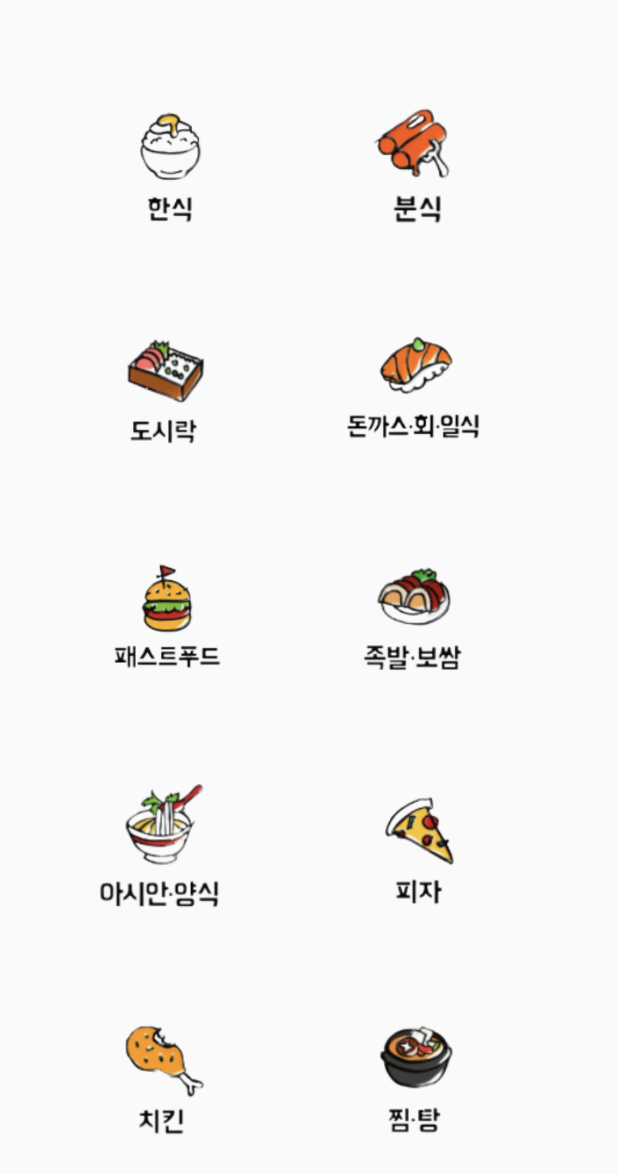
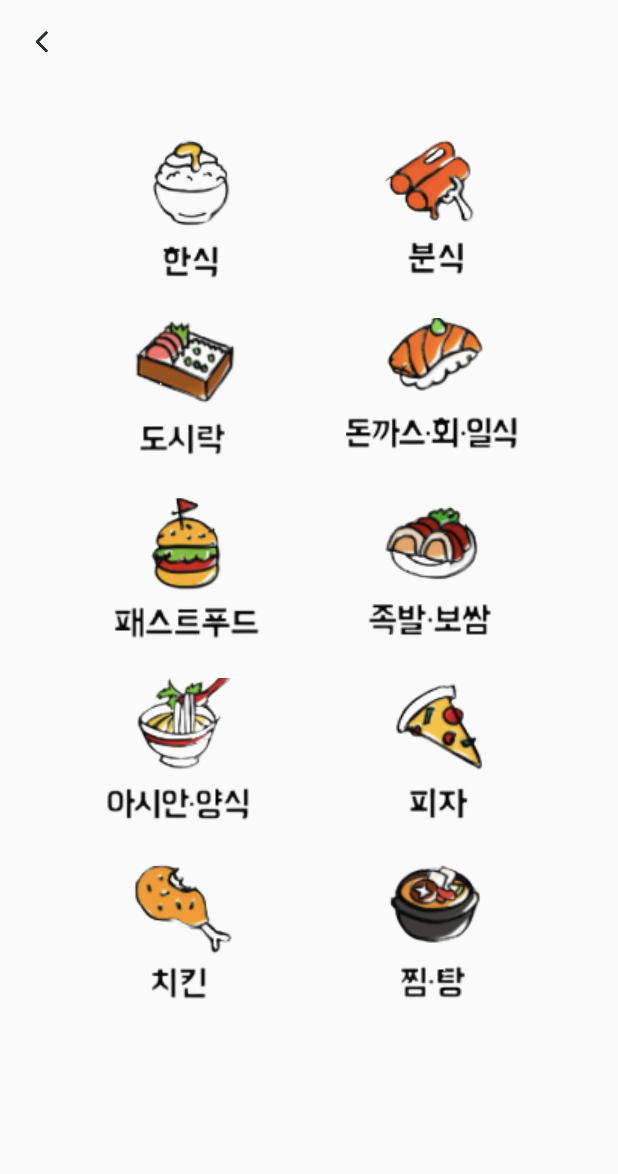
Before and after one commit to JEONGEUN0204/UNI-D, an Android app: the SmwActivity screen opened directly, with no data from a screen before it, on a phone screen of 412 x 824 dp. Shown: the top 1174 px of the screen. Run offline under Robolectric (Android 15) with nearby library versions, the phone set to English and light mode, and no system bars.

Commit message:
view 수정 중

```diff
--- a/android/InitScreen/app/src/main/java/com/hackathon/initscreen/LoginActivity.kt
+++ b/android/InitScreen/app/src/main/java/com/hackathon/initscreen/LoginActivity.kt
@@ -14,7 +14,8 @@ class LoginActivity : AppCompatActivity() {
         setContentView(binding.root)
 
         binding.loginpageBtn.setOnClickListener {
-            //메인화면으로
+            val intent = Intent(this, HomeActivity::class.java)
+            startActivity(intent)
         }
 
         binding.joinBtn.setOnClickListener {
--- a/android/InitScreen/app/src/main/java/com/hackathon/initscreen/MainActivity.kt
+++ b/android/InitScreen/app/src/main/java/com/hackathon/initscreen/MainActivity.kt
@@ -16,7 +16,10 @@ class MainActivity : AppCompatActivity() {
         binding.gologinBtn.setOnClickListener {
             val intent= Intent( this, LoginActivity::class.java)
             startActivity(intent)
-
+        }
+        binding.nologinBtn.setOnClickListener {
+            val intent = Intent(this, HomeActivity::class.java)
+            startActivity(intent)
         }
     }
 }
--- a/android/InitScreen/app/src/main/res/layout/activity_home.xml
+++ b/android/InitScreen/app/src/main/res/layout/activity_home.xml
@@ -1,48 +1,47 @@
 <?xml version="1.0" encoding="utf-8"?>
-<androidx.constraintlayout.widget.ConstraintLayout
-    xmlns:android="http://schemas.android.com/apk/res/android"
+<androidx.constraintlayout.widget.ConstraintLayout xmlns:android="http://schemas.android.com/apk/res/android"
     xmlns:app="http://schemas.android.com/apk/res-auto"
     android:layout_width="match_parent"
     android:layout_height="match_parent">
 
     <android.widget.Button
         android:id="@+id/btn_smw"
-        android:layout_width="110dp"
-        android:layout_height="103dp"
-        android:layout_marginTop="153dp"
-        android:layout_marginEnd="72dp"
-        android:layout_marginRight="72dp"
-        android:layout_marginBottom="475dp"
+        android:layout_width="100dp"
+        android:layout_height="100dp"
+        android:layout_marginTop="80dp"
         android:background="@drawable/smw"
-        app:layout_constraintBottom_toBottomOf="parent"
-        app:layout_constraintEnd_toEndOf="parent"
-        app:layout_constraintTop_toTopOf="parent"
-        app:layout_constraintVertical_bias="0.0" />
+        app:layout_constraintEnd_toStartOf="@+id/btn_cau"
+        app:layout_constraintHorizontal_chainStyle="spread"
+        app:layout_constraintStart_toStartOf="parent"
+        app:layout_constraintTop_toTopOf="parent" />
 
     <android.widget.Button
         android:id="@+id/btn_cau"
-        android:layout_width="110dp"
-        android:layout_height="103dp"
-        android:layout_marginTop="153dp"
-        android:layout_marginBottom="475dp"
+        android:layout_width="100dp"
+        android:layout_height="100dp"
         android:background="@drawable/caulogo"
-        app:layout_constraintBottom_toBottomOf="parent"
-        app:layout_constraintEnd_toStartOf="@+id/btn_smw"
-        app:layout_constraintHorizontal_bias="0.457"
-        app:layout_constraintStart_toStartOf="parent"
-        app:layout_constraintTop_toTopOf="parent"
-        app:layout_constraintVertical_bias="0.0" />
+        app:layout_constraintBottom_toBottomOf="@id/btn_smw"
+        app:layout_constraintEnd_toEndOf="parent"
+        app:layout_constraintStart_toEndOf="@+id/btn_smw"
+        app:layout_constraintTop_toTopOf="@id/btn_smw" />
 
     <android.widget.Button
         android:id="@+id/btn_skku"
-        android:layout_width="133dp"
-        android:layout_height="125dp"
+        android:layout_width="100dp"
+        android:layout_height="100dp"
+        android:layout_marginTop="44dp"
         android:background="@drawable/skkulog"
-        app:layout_constraintBottom_toBottomOf="parent"
+        app:layout_constraintTop_toBottomOf="@id/btn_smw"
+        app:layout_constraintStart_toStartOf="@id/btn_smw"/>
+
+    <android.widget.Button
+        android:id="@+id/btn_seoul"
+        android:layout_width="100dp"
+        android:layout_height="100dp"
+        android:background="@drawable/seoullogo"
         app:layout_constraintEnd_toEndOf="parent"
-        app:layout_constraintHorizontal_bias="0.151"
-        app:layout_constraintStart_toStartOf="parent"
-        app:layout_constraintTop_toBottomOf="@+id/btn_cau"
-        app:layout_constraintVertical_bias="0.228" />
+        app:layout_constraintTop_toTopOf="@id/btn_skku"
+        app:layout_constraintBottom_toBottomOf="@id/btn_skku"
+        app:layout_constraintStart_toEndOf="@id/btn_skku"/>
 
 </androidx.constraintlayout.widget.ConstraintLayout>
--- a/android/InitScreen/app/src/main/res/layout/activity_smw.xml
+++ b/android/InitScreen/app/src/main/res/layout/activity_smw.xml
@@ -1,147 +1,152 @@
 <?xml version="1.0" encoding="utf-8"?>
-<androidx.constraintlayout.widget.ConstraintLayout
-    xmlns:android="http://schemas.android.com/apk/res/android"
+<androidx.constraintlayout.widget.ConstraintLayout xmlns:android="http://schemas.android.com/apk/res/android"
     xmlns:app="http://schemas.android.com/apk/res-auto"
     android:layout_width="match_parent"
     android:layout_height="match_parent">
 
+    <androidx.appcompat.widget.Toolbar
+        android:id="@+id/tb_food_click"
+        android:layout_width="match_parent"
+        android:layout_height="wrap_content"
+        app:layout_constraintStart_toStartOf="parent"
+        app:layout_constraintTop_toTopOf="parent">
+
+        <ImageView
+            android:id="@+id/iv_school_back"
+            android:layout_width="wrap_content"
+            android:layout_height="wrap_content"
+            android:layout_marginStart="12dp"
+            android:layout_marginTop="12dp"
+            android:clickable="true"
+            android:src="@drawable/icon_back_stroke" />
+    </androidx.appcompat.widget.Toolbar>
+
+    <androidx.core.widget.NestedScrollView
+        android:id="@+id/nsv_burgerin"
+        android:layout_width="match_parent"
+        android:layout_height="0dp"
+        android:overScrollMode="never"
+        app:layout_constraintStart_toStartOf="parent"
+        app:layout_constraintEnd_toEndOf="parent"
+        app:layout_constraintBottom_toBottomOf="parent"
+        app:layout_constraintTop_toBottomOf="@id/tb_food_click">
+
+        <androidx.constraintlayout.widget.ConstraintLayout
+            android:layout_width="match_parent"
+            android:layout_height="wrap_content"
+            android:paddingStart="16dp"
+            android:paddingEnd="16dp"
+            android:paddingTop="12dp"
+            android:paddingBottom="12dp">
+
             <ImageButton
                 android:id="@+id/btn_koreanfood"
                 android:layout_width="116dp"
-        android:layout_height="95dp"
+                android:layout_height="96dp"
+                android:layout_marginTop="24dp"
                 android:background="@android:color/transparent"
-        android:scaleType="centerInside"
-        app:layout_constraintBottom_toBottomOf="parent"
                 app:layout_constraintEnd_toEndOf="parent"
-        app:layout_constraintHorizontal_bias="0.179"
+                app:layout_constraintEnd_toStartOf="@id/btn_schoolfood"
+                app:layout_constraintHorizontal_chainStyle="spread"
                 app:layout_constraintStart_toStartOf="parent"
                 app:layout_constraintTop_toTopOf="parent"
-        app:layout_constraintVertical_bias="0.089"
                 app:srcCompat="@drawable/koreanfood" />
 
             <ImageButton
                 android:id="@+id/btn_schoolfood"
                 android:layout_width="116dp"
-        android:layout_height="95dp"
+                android:layout_height="96dp"
                 android:background="@android:color/transparent"
-        android:scaleType="centerInside"
-        app:layout_constraintBottom_toBottomOf="parent"
                 app:layout_constraintEnd_toEndOf="parent"
-        app:layout_constraintHorizontal_bias="0.738"
-        app:layout_constraintStart_toStartOf="parent"
-        app:layout_constraintTop_toTopOf="parent"
-        app:layout_constraintVertical_bias="0.089"
+                app:layout_constraintStart_toEndOf="@id/btn_koreanfood"
+                app:layout_constraintBottom_toBottomOf="@id/btn_koreanfood"
+                app:layout_constraintTop_toTopOf="@id/btn_koreanfood"
                 app:srcCompat="@drawable/schoolfood" />
 
             <ImageButton
                 android:id="@+id/btn_pizza"
                 android:layout_width="116dp"
-        android:layout_height="95dp"
+                android:layout_height="96dp"
                 android:background="@android:color/transparent"
-        android:scaleType="centerInside"
-        app:layout_constraintBottom_toBottomOf="parent"
                 app:layout_constraintEnd_toEndOf="parent"
-        app:layout_constraintHorizontal_bias="0.738"
-        app:layout_constraintStart_toStartOf="parent"
-        app:layout_constraintTop_toTopOf="parent"
-        app:layout_constraintVertical_bias="0.712"
+                app:layout_constraintStart_toEndOf="@+id/btn_asian"
+                app:layout_constraintTop_toTopOf="@id/btn_asian"
                 app:srcCompat="@drawable/pizza" />
 
             <ImageButton
-        android:id="@+id/btn_hampurger"
+                android:id="@+id/btn_hamburger"
                 android:layout_width="116dp"
-        android:layout_height="95dp"
+                android:layout_height="96dp"
+                android:layout_marginTop="24dp"
                 android:background="@android:color/transparent"
-        android:scaleType="centerInside"
-        app:layout_constraintBottom_toBottomOf="parent"
-        app:layout_constraintEnd_toEndOf="parent"
-        app:layout_constraintHorizontal_bias="0.179"
-        app:layout_constraintStart_toStartOf="parent"
-        app:layout_constraintTop_toTopOf="parent"
+                app:layout_constraintStart_toStartOf="@id/btn_lunchbox"
+                app:layout_constraintTop_toBottomOf="@id/btn_lunchbox"
                 app:srcCompat="@drawable/hamburger" />
 
             <ImageButton
                 android:id="@+id/btn_lunchbox"
                 android:layout_width="116dp"
-        android:layout_height="95dp"
+                android:layout_height="96dp"
+                android:layout_marginTop="24dp"
                 android:background="@android:color/transparent"
-        android:scaleType="centerInside"
-        app:layout_constraintBottom_toBottomOf="parent"
-        app:layout_constraintEnd_toEndOf="parent"
-        app:layout_constraintHorizontal_bias="0.179"
-        app:layout_constraintStart_toStartOf="parent"
-        app:layout_constraintTop_toTopOf="parent"
-        app:layout_constraintVertical_bias="0.295"
+                app:layout_constraintStart_toStartOf="@id/btn_koreanfood"
+                app:layout_constraintTop_toBottomOf="@id/btn_koreanfood"
                 app:srcCompat="@drawable/lunchbox" />
 
             <ImageButton
                 android:id="@+id/btn_jokbal"
                 android:layout_width="116dp"
-        android:layout_height="95dp"
+                android:layout_height="96dp"
                 android:background="@android:color/transparent"
-        android:scaleType="centerInside"
-        app:layout_constraintBottom_toBottomOf="parent"
                 app:layout_constraintEnd_toEndOf="parent"
-        app:layout_constraintHorizontal_bias="0.738"
-        app:layout_constraintStart_toStartOf="parent"
-        app:layout_constraintTop_toTopOf="parent"
+                app:layout_constraintStart_toEndOf="@id/btn_hamburger"
+                app:layout_constraintTop_toTopOf="@id/btn_hamburger"
                 app:srcCompat="@drawable/jokbal" />
 
             <ImageButton
                 android:id="@+id/btn_japanese"
                 android:layout_width="116dp"
-        android:layout_height="95dp"
+                android:layout_height="96dp"
                 android:background="@android:color/transparent"
-        android:scaleType="centerInside"
-        app:layout_constraintBottom_toBottomOf="parent"
                 app:layout_constraintEnd_toEndOf="parent"
-        app:layout_constraintHorizontal_bias="0.738"
-        app:layout_constraintStart_toStartOf="parent"
-        app:layout_constraintTop_toTopOf="parent"
-        app:layout_constraintVertical_bias="0.295"
+                app:layout_constraintStart_toEndOf="@id/btn_lunchbox"
+                app:layout_constraintTop_toTopOf="@id/btn_lunchbox"
                 app:srcCompat="@drawable/japanese" />
 
             <ImageButton
                 android:id="@+id/btn_chicken"
                 android:layout_width="116dp"
-        android:layout_height="95dp"
+                android:layout_height="96dp"
+                android:layout_marginTop="24dp"
                 android:background="@android:color/transparent"
-        android:scaleType="centerInside"
-        app:layout_constraintBottom_toBottomOf="parent"
-        app:layout_constraintEnd_toEndOf="parent"
-        app:layout_constraintHorizontal_bias="0.179"
-        app:layout_constraintStart_toStartOf="parent"
-        app:layout_constraintTop_toTopOf="parent"
-        app:layout_constraintVertical_bias="0.921"
+                app:layout_constraintStart_toStartOf="@id/btn_asian"
+                app:layout_constraintTop_toBottomOf="@id/btn_asian"
                 app:srcCompat="@drawable/chicken" />
 
             <ImageButton
                 android:id="@+id/btn_asian"
                 android:layout_width="116dp"
-        android:layout_height="95dp"
+                android:layout_height="96dp"
+                android:layout_marginTop="24dp"
                 android:background="@android:color/transparent"
-        android:scaleType="centerInside"
-        app:layout_constraintBottom_toBottomOf="parent"
-        app:layout_constraintEnd_toEndOf="parent"
-        app:layout_constraintHorizontal_bias="0.179"
-        app:layout_constraintStart_toStartOf="parent"
-        app:layout_constraintTop_toTopOf="parent"
-        app:layout_constraintVertical_bias="0.712"
+                app:layout_constraintStart_toStartOf="@id/btn_hamburger"
+                app:layout_constraintTop_toBottomOf="@id/btn_hamburger"
                 app:srcCompat="@drawable/asian" />
 
             <ImageButton
                 android:id="@+id/btn_soup"
                 android:layout_width="116dp"
-        android:layout_height="95dp"
+                android:layout_height="96dp"
                 android:background="@android:color/transparent"
-        android:scaleType="centerInside"
-        app:layout_constraintBottom_toBottomOf="parent"
                 app:layout_constraintEnd_toEndOf="parent"
-        app:layout_constraintHorizontal_bias="0.738"
-        app:layout_constraintStart_toStartOf="parent"
-        app:layout_constraintTop_toTopOf="parent"
-        app:layout_constraintVertical_bias="0.921"
+                app:layout_constraintStart_toEndOf="@id/btn_chicken"
+                app:layout_constraintTop_toTopOf="@id/btn_chicken"
+                app:layout_constraintTop_toBottomOf="@id/btn_pizza"
                 app:srcCompat="@drawable/soup" />
 
 
+
         </androidx.constraintlayout.widget.ConstraintLayout>
+    </androidx.core.widget.NestedScrollView>
+
+</androidx.constraintlayout.widget.ConstraintLayout>
```
Also changed, not shown: android/InitScreen/app/src/main/AndroidManifest.xml (+4 -4 lines), android/InitScreen/app/src/main/res/drawable/seoullogo.PNG (added). Lines whose indentation alone changed are shown as unchanged.
